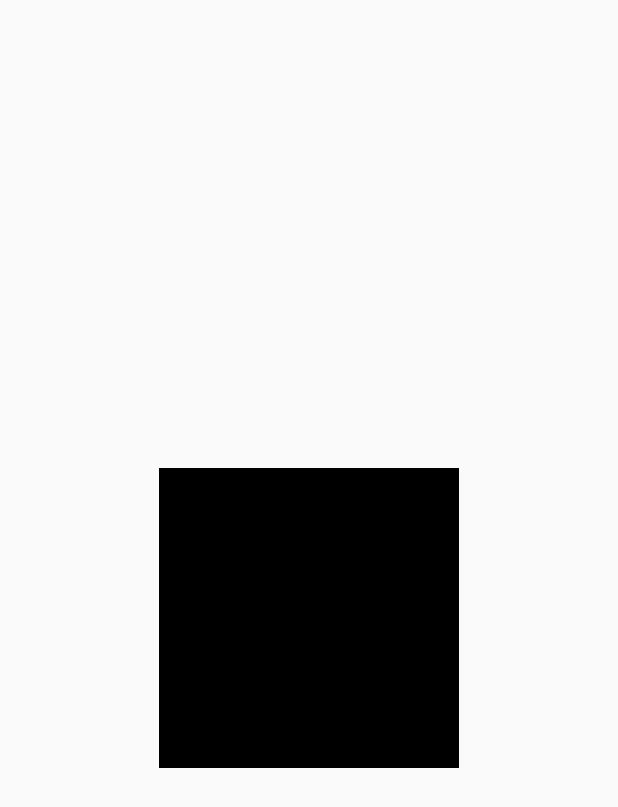
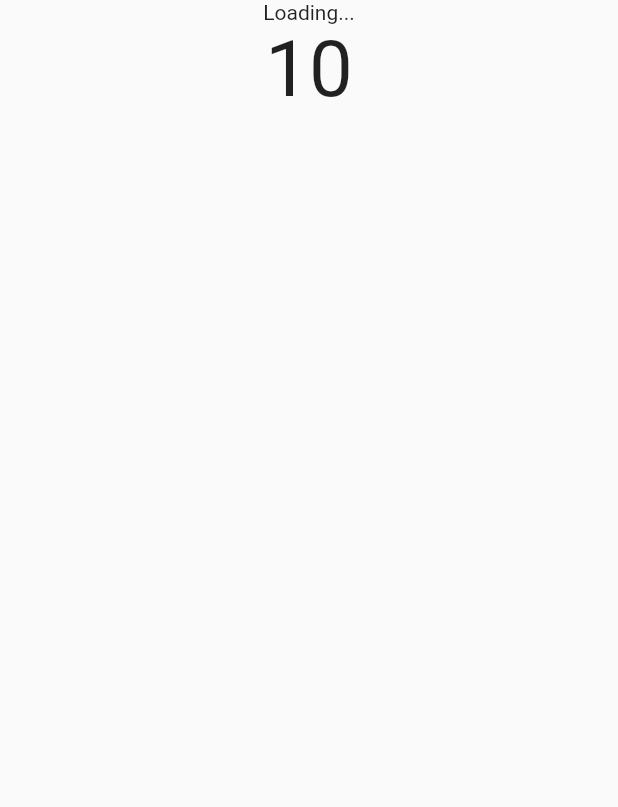
Before and after one commit to samuelezedi/flutteranimations, a Flutter app: the screen it shows after launch, on a phone screen of 412 x 824 dp. Shown: the top 807 px of the screen. Run offline on Flutter 3.47's test engine with Material 2 defaults, Android fonts, the phone set to English and light mode, and no system bars.

Commit message:
starting mixing flutter animations

```diff
--- a/lib/main.dart
+++ b/lib/main.dart
@@ -34,9 +34,9 @@ class _HomePageState extends State<HomePage> with SingleTickerProviderStateMixin
   void initState() {
     // TODO: implement initState
     super.initState();
-    animationController = AnimationController(duration: Duration(seconds: 2), vsync: this);
-    animation = Tween(begin: 10.0, end: 200.0).animate(CurvedAnimation(
-        parent: animationController, curve: Curves.ease));
+    animationController = AnimationController(duration: Duration(seconds: 4), vsync: this);
+    animation = Tween(begin: 0, end: 10).animate(CurvedAnimation(
+        parent: animationController, curve: Curves.easeOut));
 
     animationController.forward();
   }
@@ -49,20 +49,14 @@ class _HomePageState extends State<HomePage> with SingleTickerProviderStateMixin
       builder: (BuildContext context, Widget child){
         return Scaffold(
           body: Center(
-            child: Stack(
-              children: <Widget>[
-                Center(
-                  child: Container(
-                    alignment: Alignment.bottomCenter,
-                    height: animation.value,
-                    width: animation.value,
-                    decoration: BoxDecoration(
-                      color: Colors.black
-                  ),
-                  ),
-                )
-              ],
-            ),
+            child: Container(
+              child: Column(
+                children: <Widget>[
+                  Text('Loading...'),
+                  Text(animation.value.toString(), style: TextStyle(fontSize: 52,),)
+                ],
+              ),
+            )
           )
 
         );
```
